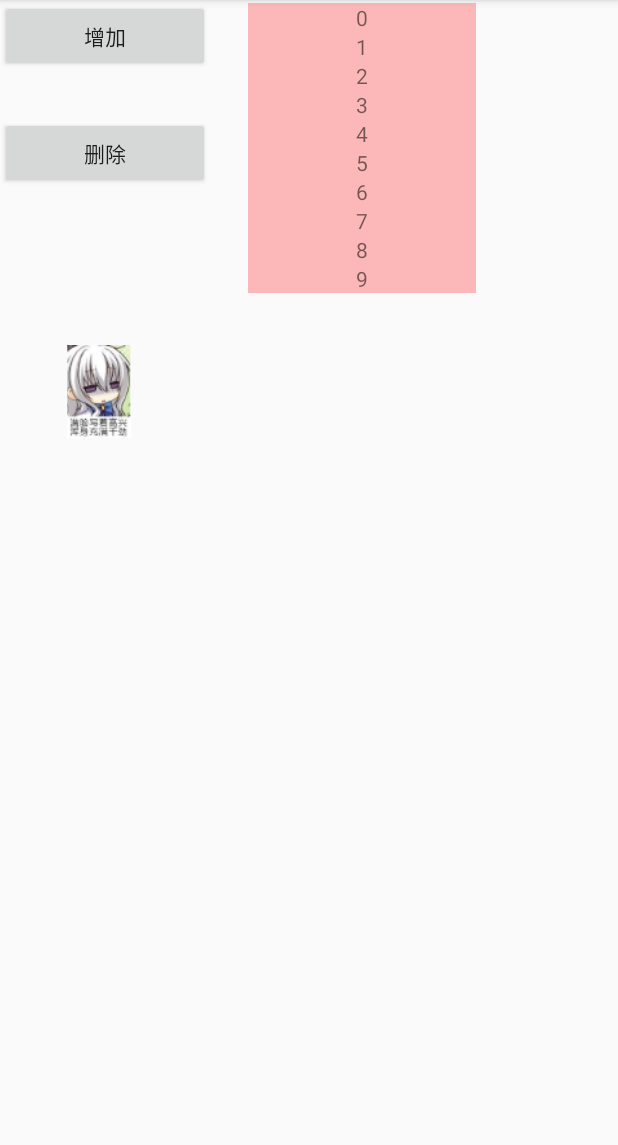
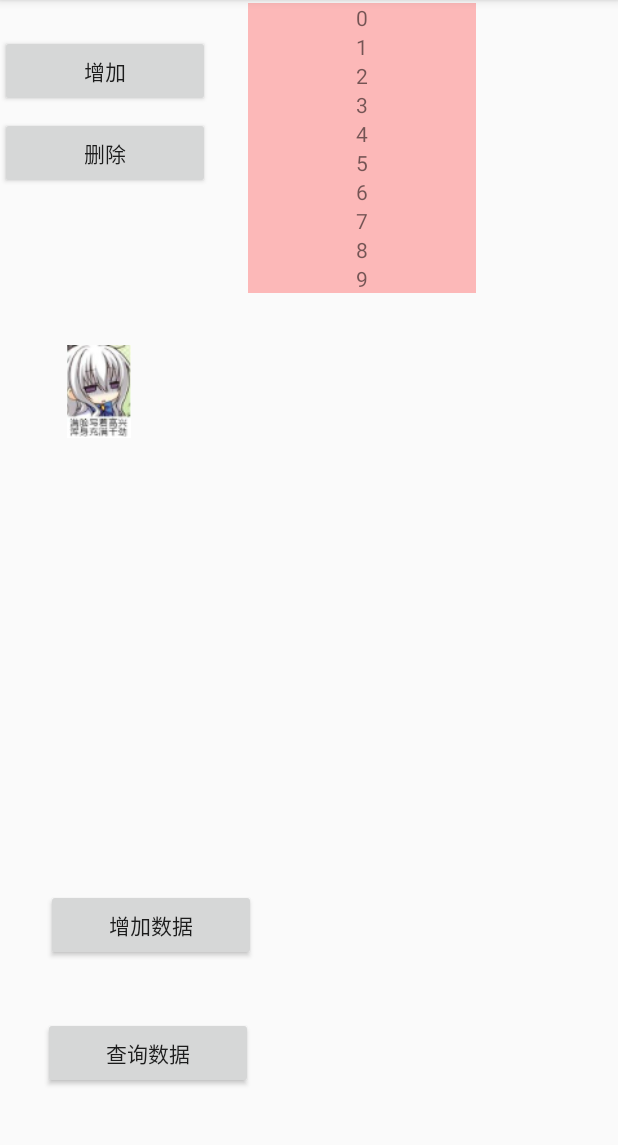
Before and after one commit to wow060118/List, an Android app: the screen it shows after launch (MainActivity), after a tap on "删除", on a phone screen of 412 x 824 dp, the part 84-1229 px from its top. Run offline under Robolectric (Android 15) with nearby library versions, the phone set to English and light mode, and no system bars; libraries missing offline, so code that uses them is left out: com.alibaba.fastjson, org.greenrobot.greendao; 6 statements that could not run were skipped; 1 other tap on this screen came first.

Commit message:
添加数据库功能

```diff
--- a/app/src/main/java/com/example/yfr/list/LongClickUtils.java
+++ b/app/src/main/java/com/example/yfr/list/LongClickUtils.java
@@ -23,7 +23,7 @@ public class LongClickUtils {
 
                 switch (event.getAction()) {
                     case MotionEvent.ACTION_UP:
-                        System.out.println("ACTION_UP");
+//                        System.out.println("ACTION_UP");
                         handler.removeCallbacks(r);
 //                        if (System.currentTimeMillis() - l > delayMillis) {
 //                            if (longClickListener != null) {
@@ -36,12 +36,12 @@ public class LongClickUtils {
                     case MotionEvent.ACTION_MOVE:
                         if (Math.abs(mLastMotionX - x) > TOUCH_MAX
                                 || Math.abs(mLastMotionY - y) > TOUCH_MAX) {
-                            System.out.println("ACTION_MOVE");
+//                            System.out.println("ACTION_MOVE");
                             handler.removeCallbacks(r);
                         }
                         break;
                     case MotionEvent.ACTION_DOWN:
-                        System.out.println("ACTION_DOWN");
+//                        System.out.println("ACTION_DOWN");
                         handler.removeCallbacks(r);
                         mLastMotionX = x;
                         mLastMotionY = y;
--- a/app/src/main/java/com/example/yfr/list/MainActivity.java
+++ b/app/src/main/java/com/example/yfr/list/MainActivity.java
@@ -1,8 +1,10 @@
 package com.example.yfr.list;
 
 import android.annotation.SuppressLint;
+import android.app.Activity;
 import android.app.AlertDialog;
 import android.app.Dialog;
+import android.content.Context;
 import android.content.DialogInterface;
 import android.graphics.drawable.BitmapDrawable;
 import android.graphics.drawable.Drawable;
@@ -12,6 +14,7 @@ import android.os.Bundle;
 import android.support.v7.widget.LinearLayoutManager;
 import android.support.v7.widget.OrientationHelper;
 import android.support.v7.widget.RecyclerView;
+import android.util.Log;
 import android.view.LayoutInflater;
 
 import android.view.MotionEvent;
@@ -26,8 +29,15 @@ import android.widget.RelativeLayout;
 import android.widget.Toast;
 
 
+import com.alibaba.fastjson.JSON;
+import com.example.yfr.list.db.DaoMaster;
+import com.example.yfr.list.db.DaoSession;
+import com.example.yfr.list.db.Entity;
+import com.example.yfr.list.db.EntityDao;
 import com.google.common.collect.Lists;
 import com.example.yfr.mylibrary.Say;
+
+import org.greenrobot.greendao.database.Database;
 
 import java.io.InputStream;
 import java.util.List;
@@ -36,16 +46,19 @@ public class MainActivity extends AppCompatActivity implements View.OnClickListe
     private RecyclerView recyclerView;
     private List<String> list;
     MyAdapter myAdapter;
-    Button add,remove;
+    Button add,remove,databtn,readBtn;
     private ImageView imageView;
     private ImageView bImageView;
 
     private Dialog dialog;
 
+    private DaoSession daoSession;
+
     @Override
     protected void onCreate(Bundle savedInstanceState) {
         super.onCreate(savedInstanceState);
         setContentView(R.layout.activity_main);
+        initDataBase();
         initData();
 
         recyclerView = findViewById(R.id.recyclerView);
@@ -65,6 +78,8 @@ public class MainActivity extends AppCompatActivity implements View.OnClickListe
 //        recyclerView.setItemAnimator( new DefaultItemAnimator());
         add = findViewById(R.id.btn);
         remove = findViewById(R.id.remove);
+        databtn = findViewById(R.id.dataBaseButton);
+        readBtn = findViewById(R.id.dataBaseButtonRead);
         imageView = findViewById(R.id.img);
         bImageView = getBIimageView();
 
@@ -114,6 +129,10 @@ public class MainActivity extends AppCompatActivity implements View.OnClickListe
 
     }
 
+    private void initDataBase() {
+        createDataBase(MainActivity.this);
+    }
+
     public void initData() {
         list = Lists.newArrayList();
         for (int i = 0; i < 10; i++) {
@@ -140,20 +159,42 @@ public class MainActivity extends AppCompatActivity implements View.OnClickListe
         if(v==add) {
             int i = list.size();
             list.add(i + "");
-            System.out.println("list size" + list.size());
+            Log.i("add size",list.size()+"");
             myAdapter.setList(list);
             recyclerView.setAdapter(myAdapter);
         }else if(v==remove){
 
             int i = list.size();
             if(i==0){
-                System.out.println("none");
+                Log.i("size none",list.size()+"");
             } else {
                 list.remove(i - 1);
-                System.out.println("list size" + list.size());
+                Log.i("del size",list.size()+"");
                 myAdapter.setList(list);
                 recyclerView.setAdapter(myAdapter);
             }
+        } else if(v==databtn){
+
+            Entity entity = new Entity();
+            entity.setAge("10");
+            entity.setName("demo");
+            try {
+                daoSession.getEntityDao().insert(entity);
+            }catch (Exception e){
+                Log.i("data error",e.getMessage());
+            }
+            Toast.makeText(MainActivity.this, "增加一条数据", Toast.LENGTH_LONG).show();
+        } else if(v==readBtn){
+
+            try {
+                List<Entity> list = daoSession.getEntityDao().queryBuilder()
+                        .where(EntityDao.Properties.Age.le(10))
+                        .build().list();
+                Log.i("queryList is", JSON.toJSONString(list));
+            }catch (Exception e){
+                Log.i("data error",e.getMessage());
+            }
+            Toast.makeText(MainActivity.this, "查询数据", Toast.LENGTH_LONG).show();
         }
 
     }
@@ -194,7 +235,17 @@ public class MainActivity extends AppCompatActivity implements View.OnClickListe
     }
 
 
+    private void createDataBase(Context context){
+        DaoMaster.DevOpenHelper devOpenHelper=new DaoMaster.DevOpenHelper(context ,"demo.db");
+        Database database=devOpenHelper.getWritableDb();
+        DaoMaster daoMaster =new DaoMaster(database);
+        daoSession = daoMaster.newSession();
+        EntityDao entityDao = daoSession.getEntityDao();
+        entityDao.createTable(database,true);
+    }
 
-
+    public DaoSession getDaoSession(){
+        return daoSession;
+    }
 
 }
--- a/app/src/main/res/layout/activity_main.xml
+++ b/app/src/main/res/layout/activity_main.xml
@@ -10,6 +10,9 @@
         android:id="@+id/btn"
         android:layout_width="140dp"
         android:layout_height="wrap_content"
+        android:layout_alignParentStart="true"
+        android:layout_alignParentTop="true"
+        android:layout_marginTop="23dp"
         android:onClick="onClick"
         android:text="增加" />
 
@@ -23,6 +26,32 @@
         android:layout_marginTop="78dp"
         android:onClick="onClick"
         android:text="删除" />
+
+    <Button
+        android:id="@+id/dataBaseButtonRead"
+        android:layout_width="140dp"
+        android:layout_height="wrap_content"
+        android:layout_alignParentEnd="true"
+        android:layout_alignParentRight="true"
+        android:layout_alignParentBottom="true"
+        android:layout_marginEnd="243dp"
+        android:layout_marginRight="243dp"
+        android:layout_marginBottom="42dp"
+        android:onClick="onClick"
+        android:text="查询数据" />
+
+    <Button
+        android:id="@+id/dataBaseButton"
+        android:layout_width="140dp"
+        android:layout_height="wrap_content"
+        android:layout_alignParentEnd="true"
+        android:layout_alignParentRight="true"
+        android:layout_alignParentBottom="true"
+        android:layout_marginEnd="241dp"
+        android:layout_marginRight="241dp"
+        android:layout_marginBottom="127dp"
+        android:onClick="onClick"
+        android:text="增加数据" />
 
 
     <android.support.v7.widget.RecyclerView
--- a/mylibrary/src/main/java/com/example/yfr/mylibrary/Say.java
+++ b/mylibrary/src/main/java/com/example/yfr/mylibrary/Say.java
@@ -2,6 +2,6 @@ package com.example.yfr.mylibrary;
 
 public class Say {
     public void say(){
-        System.out.println(111111111);
+//        System.out.println(111111111);
     }
 }
```
